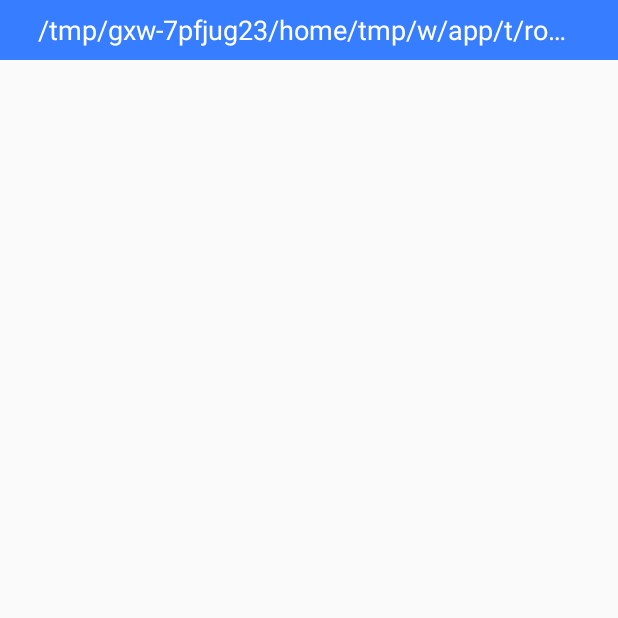
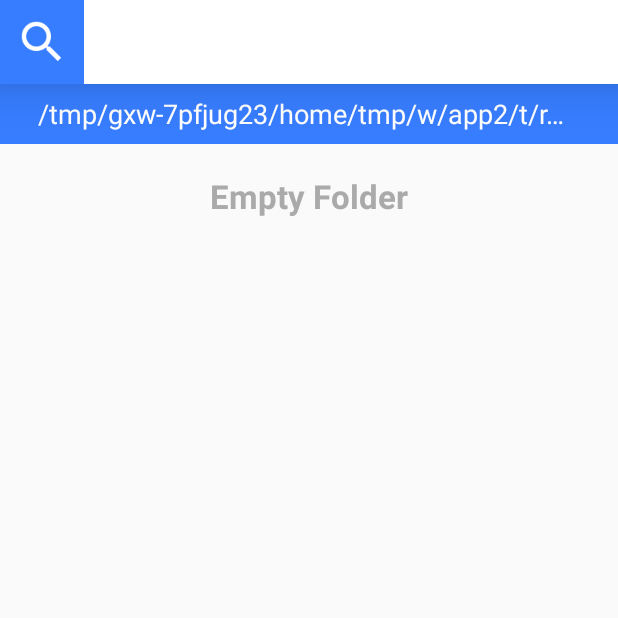
Before and after one commit to manav-mj/ApdroidFilePicker, an Android app: the FilePickerActivity screen opened directly, with no data from a screen before it, on a phone screen of 412 x 824 dp, the top half of it. Run offline under Robolectric (Android 15) with nearby library versions, the phone set to English and light mode, and no system bars; 1 statement that could not run was skipped.

Commit message:
search UI, fragment anim

```diff
--- a/apdroidfilepickerlibrary/build.gradle
+++ b/apdroidfilepickerlibrary/build.gradle
@@ -38,4 +38,6 @@ dependencies {
 
     implementation 'com.android.support:recyclerview-v7:26.1.0'
     implementation 'com.android.support.constraint:constraint-layout:1.0.2'
+    implementation 'com.android.support:design:26.1.0'
+    implementation 'com.android.support:cardview-v7:26.1.0'
 }
--- a/apdroidfilepickerlibrary/src/main/java/com/manavjain/apdroidfilepickerlibrary/ui/FileFragment.java
+++ b/apdroidfilepickerlibrary/src/main/java/com/manavjain/apdroidfilepickerlibrary/ui/FileFragment.java
@@ -18,6 +18,7 @@ import com.manavjain.apdroidfilepickerlibrary.R;
 import com.manavjain.apdroidfilepickerlibrary.utils.FilePickerUtils;
 
 import java.io.File;
+import java.util.ArrayList;
 
 /**
  * Created by YourFather on 02-01-2018.
@@ -78,8 +79,10 @@ public class FileFragment extends Fragment {
     }
 
     private void initFilesList() {
-        mFileAdapter = new FileAdapter(getActivity(),
-                FilePickerUtils.getFileListByPath(mPath));
+        ArrayList<File> files = FilePickerUtils.getFileListByPath(mPath);
+        if (files.size() > 0) getView().findViewById(R.id.empty_tag).setVisibility(View.GONE);
+        else getView().findViewById(R.id.empty_tag).setVisibility(View.VISIBLE);
+        mFileAdapter = new FileAdapter(getActivity(), files);
 
         mFileAdapter.setFileItemClickListener((view, position) -> mFileClickListener.onFileClick(mFileAdapter.getItem(position)));
 
--- a/apdroidfilepickerlibrary/src/main/java/com/manavjain/apdroidfilepickerlibrary/ui/FilePickerActivity.java
+++ b/apdroidfilepickerlibrary/src/main/java/com/manavjain/apdroidfilepickerlibrary/ui/FilePickerActivity.java
@@ -1,11 +1,16 @@
 package com.manavjain.apdroidfilepickerlibrary.ui;
 
+import android.Manifest;
+import android.animation.AnimatorInflater;
+import android.animation.ObjectAnimator;
 import android.app.FragmentManager;
 import android.content.Intent;
+import android.content.pm.PackageManager;
 import android.os.Environment;
+import android.support.v4.app.ActivityCompat;
+import android.support.v4.content.ContextCompat;
 import android.support.v7.app.AppCompatActivity;
 import android.os.Bundle;
-import android.widget.Toast;
 
 import com.manavjain.apdroidfilepickerlibrary.R;
 
@@ -16,6 +21,7 @@ import static com.manavjain.apdroidfilepickerlibrary.utils.FilePickerUtils.RESUL
 
 public class FilePickerActivity extends AppCompatActivity {
 
+    private static final int PERMISSIONS_REQUEST_READ_STORAGE = 111;
     FragmentManager manager;
 
     ArrayList<String> visitedPaths = new ArrayList<>();
@@ -24,13 +30,42 @@ public class FilePickerActivity extends AppCompatActivity {
     ArrayList<File> clickedFiles = new ArrayList<>();
     private int mMaxSelection;
 
+    private String startingPath = Environment.getExternalStorageDirectory().getAbsolutePath();
+
     @Override
     protected void onCreate(Bundle savedInstanceState) {
         super.onCreate(savedInstanceState);
         setContentView(R.layout.activity_file_picker);
+        checkPermissions();
+        manager = getFragmentManager();
+        replaceFragment(startingPath);
+    }
 
-        manager = getFragmentManager();
-        replaceFragment(Environment.getExternalStorageDirectory().getAbsolutePath());
+    private void checkPermissions() {
+        if (ContextCompat.checkSelfPermission(this,
+                Manifest.permission.READ_EXTERNAL_STORAGE)
+                != PackageManager.PERMISSION_GRANTED) {
+
+            ActivityCompat.requestPermissions(this,
+                    new String[]{Manifest.permission.READ_EXTERNAL_STORAGE},
+                    PERMISSIONS_REQUEST_READ_STORAGE);
+        }
+    }
+
+    @Override
+    public void onRequestPermissionsResult(int requestCode,
+                                           String permissions[], int[] grantResults) {
+        switch (requestCode) {
+            case PERMISSIONS_REQUEST_READ_STORAGE: {
+                if (grantResults.length > 0
+                        && grantResults[0] == PackageManager.PERMISSION_GRANTED) {
+                    replaceFragment(startingPath);
+                } else {
+                    setResultAndFinish(RESULT_CANCELED, null);
+                }
+
+            }
+        }
     }
 
     private void replaceFragment(String path) {
@@ -40,10 +75,11 @@ public class FilePickerActivity extends AppCompatActivity {
                 String newPath = file.getAbsolutePath();
                 visitedPaths.add(newPath.substring(0, newPath.lastIndexOf('/')));
                 replaceFragment(file.getAbsolutePath());
-            } else setResultAndFinish(file.getAbsolutePath());
+            } else setResultAndFinish(RESULT_OK, file.getAbsolutePath());
         });
 
         manager.beginTransaction()
+                .setCustomAnimations(android.R.animator.fade_in, android.R.animator.fade_out)
                 .replace(R.id.fragment_frame_layout, firstFragment)
                 .commit();
     }
@@ -56,7 +92,7 @@ public class FilePickerActivity extends AppCompatActivity {
         } else super.onBackPressed();
     }
 
-    public void setResultAndFinish(String path) {
+    public void setResultAndFinish(int result, String path) {
         Intent intent = new Intent();
         intent.putExtra(RESULT_PATH_KEY, path);
         setResult(RESULT_OK, intent);
--- /dev/null
+++ b/apdroidfilepickerlibrary/src/main/res/drawable/search_bar_background.xml
@@ -0,0 +1,10 @@
+<?xml version="1.0" encoding="utf-8"?>
+<shape xmlns:android="http://schemas.android.com/apk/res/android"
+    android:shape="rectangle">
+    <stroke
+        android:color="@color/darkBlue"
+        android:width="2dp"/>
+    <corners
+        android:radius="10dp"/>
+
+</shape>
--- a/apdroidfilepickerlibrary/src/main/res/layout/activity_file_picker.xml
+++ b/apdroidfilepickerlibrary/src/main/res/layout/activity_file_picker.xml
@@ -1,10 +1,57 @@
 <?xml version="1.0" encoding="utf-8"?>
-
-<FrameLayout xmlns:android="http://schemas.android.com/apk/res/android"
-    android:id="@+id/fragment_frame_layout"
+<android.support.design.widget.CoordinatorLayout xmlns:android="http://schemas.android.com/apk/res/android"
+    xmlns:app="http://schemas.android.com/apk/res-auto"
+    xmlns:tools="http://schemas.android.com/tools"
     android:layout_width="match_parent"
     android:layout_height="match_parent"
-    android:orientation="vertical">
+    android:fitsSystemWindows="true"
+    tools:context="com.manavjain.apdroidfilepickerlibrary.ui.FilePickerActivity">
+
+    <android.support.design.widget.AppBarLayout
+        android:layout_width="match_parent"
+        android:layout_height="wrap_content"
+        app:elevation="20dp">
 
 
-</FrameLayout>
+        <RelativeLayout
+            android:layout_width="match_parent"
+            android:layout_height="match_parent">
+            <android.support.v7.widget.Toolbar
+                android:id="@+id/toolbar"
+                android:layout_width="match_parent"
+                android:layout_height="?attr/actionBarSize"
+                android:background="?attr/colorPrimary" />
+
+            <EditText
+                android:visibility="gone"
+                android:id="@+id/search_edit_text"
+                android:layout_width="wrap_content"
+                android:layout_height="match_parent"
+                android:layout_margin="10dp"
+                android:layout_marginLeft="20dp"
+                android:layout_marginRight="20dp"
+                android:background="@drawable/search_bar_background"
+                android:hint="search"
+                android:paddingEnd="20dp"
+                android:paddingStart="20dp"
+                android:textSize="15sp" />
+
+            <ImageView
+                android:layout_toEndOf="@id/search_edit_text"
+                android:layout_width="?attr/actionBarSize"
+                android:layout_height="?attr/actionBarSize"
+                android:background="@color/brightBlue"
+                android:padding="10dp"
+                android:src="@drawable/ic_search_black_48dp"
+                android:tint="@color/white" />
+        </RelativeLayout>
+    </android.support.design.widget.AppBarLayout>
+
+    <FrameLayout
+        android:id="@+id/fragment_frame_layout"
+        android:layout_width="match_parent"
+        android:layout_height="match_parent"
+        android:orientation="vertical"
+        app:layout_behavior="@string/appbar_scrolling_view_behavior" />
+
+</android.support.design.widget.CoordinatorLayout>
--- a/apdroidfilepickerlibrary/src/main/res/layout/fragment_folder.xml
+++ b/apdroidfilepickerlibrary/src/main/res/layout/fragment_folder.xml
@@ -18,6 +18,17 @@
         android:textAppearance="@style/TextAppearance.AppCompat.Medium"
         android:textColor="@color/white" />
 
+    <TextView
+        android:id="@+id/empty_tag"
+        android:layout_marginTop="20dp"
+        android:textStyle="bold"
+        android:textColor="@android:color/darker_gray"
+        android:layout_width="wrap_content"
+        android:layout_height="wrap_content"
+        android:layout_gravity="center"
+        android:text="Empty Folder"
+        android:textAppearance="@style/TextAppearance.AppCompat.Large" />
+
     <android.support.v7.widget.RecyclerView
         android:id="@+id/folder_list_view"
         android:layout_width="match_parent"
--- a/apdroidfilepickerlibrary/src/main/res/values/styles.xml
+++ b/apdroidfilepickerlibrary/src/main/res/values/styles.xml
@@ -5,6 +5,6 @@
         <item name="colorPrimary">@color/white</item>
         <item name="colorPrimaryDark">@color/white</item>
         <item name="colorAccent">@color/white</item>
-        <item name="android:windowLightStatusBar">true</item>
+        <item name="android:windowTranslucentStatus">true</item>
     </style>
 </resources>
```
Also changed, not shown: apdroidfilepickerlibrary/src/main/res/drawable-hdpi/ic_search_black_48dp.png (added), apdroidfilepickerlibrary/src/main/res/drawable-mdpi/ic_search_black_48dp.png (added), apdroidfilepickerlibrary/src/main/res/drawable-xhdpi/ic_search_black_48dp.png (added), apdroidfilepickerlibrary/src/main/res/drawable-xxhdpi/ic_search_black_48dp.png (added), apdroidfilepickerlibrary/src/main/res/drawable-xxxhdpi/ic_search_black_48dp.png (added).
